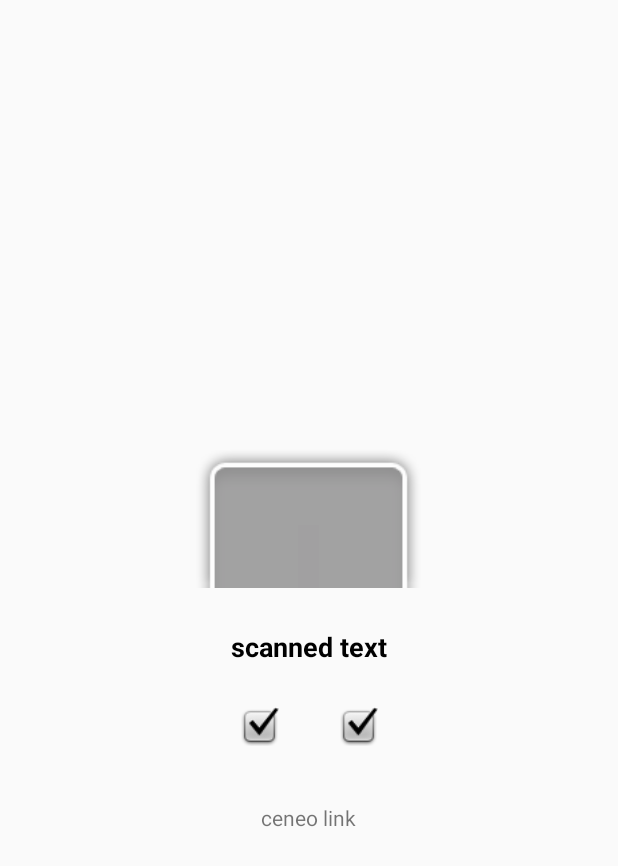
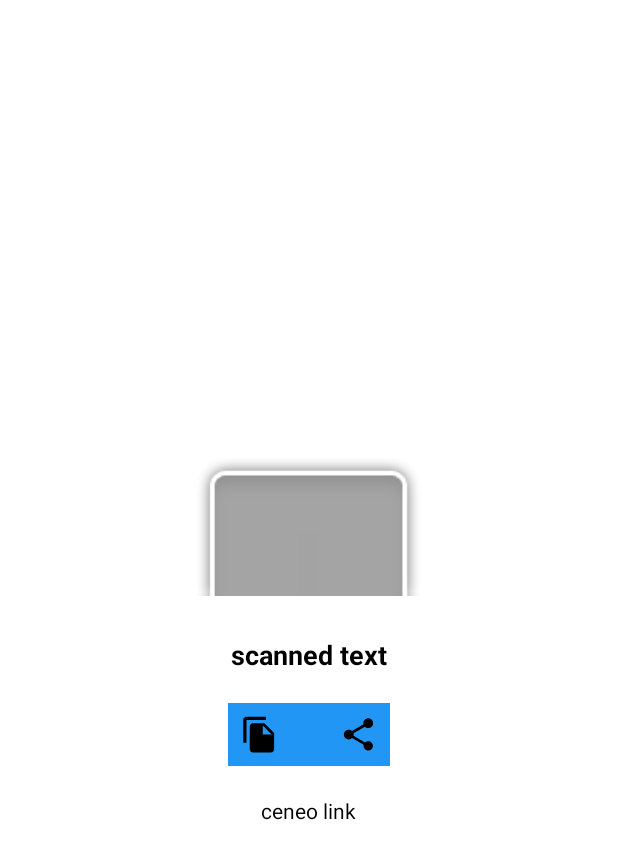
Before and after one commit to Praeterii/Scanner, an Android app: the layout activity_result.xml on its own in the app's theme, with its tools: preview values and no code run, on a phone screen of 412 x 824 dp. Shown: the top 866 px of the screen. Run offline under Robolectric (Android 15) with nearby library versions, the phone set to English and light mode, and no system bars.

Commit message:
Suport dark theme

```diff
--- a/app/src/main/res/layout/activity_result.xml
+++ b/app/src/main/res/layout/activity_result.xml
@@ -1,9 +1,9 @@
 <?xml version="1.0" encoding="utf-8"?>
 <LinearLayout xmlns:android="http://schemas.android.com/apk/res/android"
-    xmlns:app="http://schemas.android.com/apk/res-auto"
     xmlns:tools="http://schemas.android.com/tools"
     android:layout_width="match_parent"
     android:layout_height="match_parent"
+    android:background="@color/backgroundColor"
     android:gravity="center"
     android:orientation="vertical">
 
@@ -11,6 +11,7 @@
         android:id="@+id/codeIV"
         android:layout_width="150dp"
         android:layout_height="150dp"
+        android:background="@color/barcodeBackground"
         tools:src="@android:drawable/zoom_plate" />
 
     <TextView
@@ -19,7 +20,7 @@
         android:layout_height="wrap_content"
         android:layout_gravity="center"
         android:gravity="center_vertical"
-        android:textColor="@android:color/black"
+        android:textColor="@color/textColor"
         android:textSize="18sp"
         android:textStyle="bold"
         tools:text="scanned text" />
@@ -27,7 +28,8 @@
     <LinearLayout
         android:layout_width="wrap_content"
         android:layout_height="wrap_content"
-        android:layout_marginTop="20dp">
+        android:layout_marginTop="20dp"
+        android:background="@color/colorAccent">
 
         <ImageView
             android:id="@+id/copyIV"
@@ -36,8 +38,7 @@
             android:layout_marginEnd="24dp"
             android:background="?android:attr/selectableItemBackground"
             android:padding="8dp"
-            android:src="@drawable/ic_file_copy_black"
-            tools:src="@android:drawable/checkbox_on_background" />
+            android:src="@drawable/ic_file_copy_black" />
 
         <ImageView
             android:id="@+id/shareIV"
@@ -45,14 +46,14 @@
             android:layout_height="42dp"
             android:background="?android:attr/selectableItemBackground"
             android:padding="8dp"
-            android:src="@drawable/ic_share_black"
-            tools:src="@android:drawable/checkbox_on_background" />
+            android:src="@drawable/ic_share_black" />
     </LinearLayout>
 
     <TextView
         android:id="@+id/ceneoTV"
         android:layout_width="wrap_content"
         android:layout_height="wrap_content"
-        android:layout_marginTop="30dp"
+        android:layout_marginTop="20dp"
+        android:textColor="@color/textColor"
         tools:text="ceneo link" />
 </LinearLayout>
--- /dev/null
+++ b/app/src/main/res/values-night/colors.xml
@@ -0,0 +1,5 @@
+<?xml version="1.0" encoding="utf-8"?>
+<resources>
+    <color name="textColor">@android:color/white</color>
+    <color name="backgroundColor">@android:color/black</color>
+</resources>
--- a/app/src/main/res/values/colors.xml
+++ b/app/src/main/res/values/colors.xml
@@ -3,4 +3,8 @@
     <color name="colorPrimary">#FF5733</color>
     <color name="colorPrimaryDark">#913316</color>
     <color name="colorAccent">#2196F4</color>
+
+    <color name="textColor">@android:color/black</color>
+    <color name="backgroundColor">@android:color/white</color>
+    <color name="barcodeBackground">@android:color/white</color>
 </resources>
```
